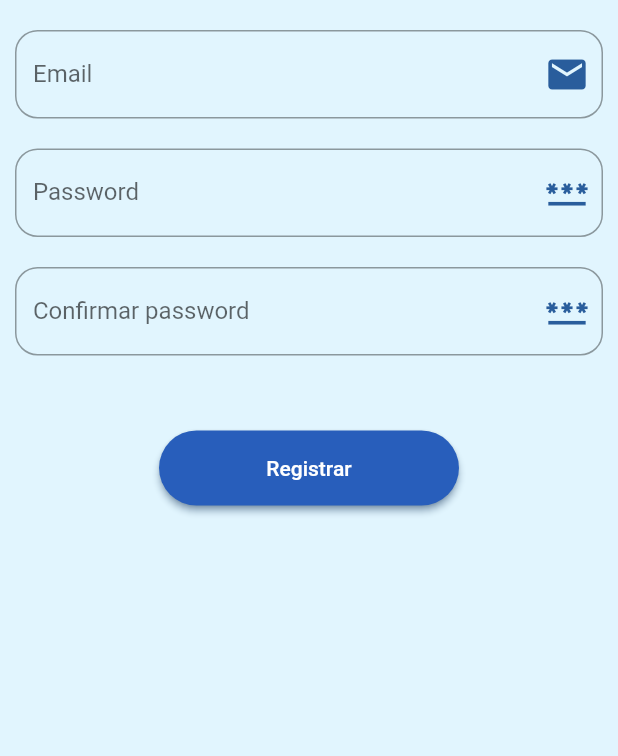
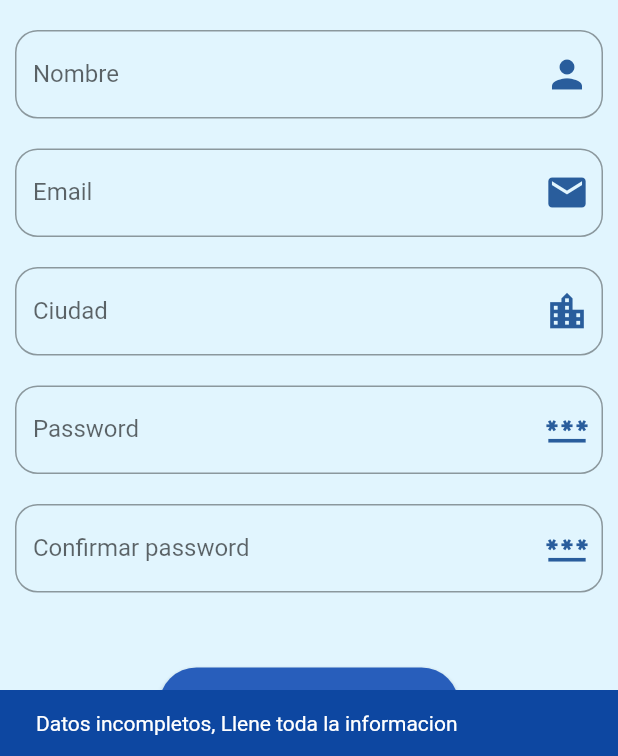
Before and after one commit to MobileDevelopersMisionTIC/MobileApp, a Flutter app: the RegisterPage screen opened directly, after a tap on "Registrar", on a phone screen of 412 x 824 dp, the part 480-1236 px from its top. Run offline on Flutter 3.47's test engine with Material 2 defaults, Android fonts, the phone set to English and light mode, and no system bars; our stand-ins replace cloud_firestore, firebase_auth, firebase_core; accounts and stored records are empty; network calls fail.

Commit message:
Login, Register with FireBase working

```diff
--- /dev/null
+++ b/lib/model/user_model.dart
@@ -0,0 +1,33 @@
+class UserApp {
+  var id;
+  var nombre;
+  var email;
+  var ciudad;
+  // var password;
+
+  UserApp(
+    this.id,
+    this.nombre,
+    this.email,
+    this.ciudad,
+    // this.password,
+  );
+
+  UserApp.fromJson(Map<String, dynamic> data)
+      : id = data['id'],
+        nombre = data['nombre'],
+        email = data['email'],
+        ciudad = data['ciudad']
+  // ,
+  // password = data['password']
+  ;
+
+  Map<String, dynamic> convertir() => {
+        'id': id,
+        'nombre': nombre,
+        'email': email,
+        'ciudad': ciudad
+        // ,
+        // 'password': password
+      };
+}
--- a/lib/pages/register_page.dart
+++ b/lib/pages/register_page.dart
@@ -1,4 +1,8 @@
 import 'package:flutter/material.dart';
+import 'package:mobileapp/model/user_model.dart';
+import 'package:mobileapp/pages/login_page.dart';
+import 'package:mobileapp/repository/user_register.dart';
+import 'package:mobileapp/repository/utilities.dart';
 
 class RegisterPage extends StatefulWidget {
   RegisterPage({Key? key}) : super(key: key);
@@ -8,8 +12,70 @@ class RegisterPage extends StatefulWidget {
 }
 
 class _RegisterPageState extends State<RegisterPage> {
+  final nombre = TextEditingController();
+  final email = TextEditingController();
+  final ciudad = TextEditingController();
+  final password = TextEditingController();
+  final confPassword = TextEditingController();
+  UserRegister usuario = UserRegister();
+  late Utilities utl;
+
+  void saveUser(UserApp newUser) async {
+    String? resultado = await usuario.registerUser(email.text, password.text);
+    switch (resultado) {
+      case "invalid-email":
+        utl.snackMessage("El formato del email no es correcto");
+        break;
+      case "weak-password":
+        utl.snackMessage("Contraseña debe tener min 6 caracteres");
+        break;
+      case "unknown":
+        utl.snackMessage("Complete la informacion");
+        break;
+      case "network-request-failed":
+        utl.snackMessage("Revise su conexion a internet");
+        break;
+      default:
+        newUser.id = resultado;
+        registerUser(newUser);
+        utl.snackMessage("Usuario registrado exitosamente");
+    }
+  }
+
+  void registerUser(UserApp newUser) async {
+    var id = await usuario.createUser(newUser);
+    Navigator.push(
+        context, MaterialPageRoute(builder: (context) => LoginPage()));
+  }
+
+  void traerDatos() {
+    setState(() {
+      if (password.text == confPassword.text) {
+        if (nombre.text.isNotEmpty &&
+            ciudad.text.isNotEmpty &&
+            email.text.isNotEmpty &&
+            password.text.isNotEmpty &&
+            confPassword.text.isNotEmpty) {
+          var newUserApp = UserApp(
+            "",
+            nombre.text,
+            email.text,
+            ciudad.text, /*password.text*/
+          );
+          saveUser(newUserApp);
+        } else {
+          utl.snackMessage("Datos incompletos, Llene toda la informacion");
+        }
+      } else {
+        utl.snackMessage("Las contraseñas no coinciden");
+      }
+    });
+  }
+
   @override
   Widget build(BuildContext context) {
+    utl = Utilities(context);
+
     return Scaffold(
       body: Padding(
         padding: const EdgeInsets.symmetric(vertical: 0, horizontal: 10),
@@ -25,7 +91,24 @@ class _RegisterPageState extends State<RegisterPage> {
                   height: 300),
             ),
             TextFormField(
-              // controller: email,
+              controller: nombre,
+              keyboardType: TextInputType.name,
+              decoration: InputDecoration(
+                  labelText: "Nombre",
+                  border: OutlineInputBorder(
+                      borderRadius: BorderRadius.circular(15)),
+                  suffixIcon: const Icon(
+                    Icons.person,
+                    color: Color.fromARGB(255, 41, 93, 156),
+                    size: 30,
+                  )),
+            ),
+            const SizedBox(
+              height: 20,
+            ),
+            TextFormField(
+              controller: email,
+              keyboardType: TextInputType.emailAddress,
               decoration: InputDecoration(
                   labelText: "Email",
                   border: OutlineInputBorder(
@@ -40,8 +123,25 @@ class _RegisterPageState extends State<RegisterPage> {
               height: 20,
             ),
             TextFormField(
-              // controller: password,
+              controller: ciudad,
+              keyboardType: TextInputType.text,
+              decoration: InputDecoration(
+                  labelText: "Ciudad",
+                  border: OutlineInputBorder(
+                      borderRadius: BorderRadius.circular(15)),
+                  suffixIcon: const Icon(
+                    Icons.location_city,
+                    color: Color.fromARGB(255, 41, 93, 156),
+                    size: 30,
+                  )),
+            ),
+            const SizedBox(
+              height: 20,
+            ),
+            TextFormField(
+              controller: password,
               obscureText: true,
+              keyboardType: TextInputType.visiblePassword,
               decoration: InputDecoration(
                   labelText: "Password",
                   border: OutlineInputBorder(
@@ -56,7 +156,8 @@ class _RegisterPageState extends State<RegisterPage> {
               height: 20,
             ),
             TextFormField(
-              // controller: password,
+              controller: confPassword,
+              keyboardType: TextInputType.visiblePassword,
               obscureText: true,
               decoration: InputDecoration(
                   labelText: "Confirmar password",
@@ -70,17 +171,17 @@ class _RegisterPageState extends State<RegisterPage> {
             ),
             const SizedBox(
               height: 50,
-            ),ElevatedButton(
+            ),
+            ElevatedButton(
                 style: ElevatedButton.styleFrom(
                     foregroundColor: Colors.white,
                     shadowColor: const Color.fromARGB(255, 41, 93, 156),
-                            backgroundColor:
-                                const Color.fromARGB(255, 40, 94, 187),
+                    backgroundColor: const Color.fromARGB(255, 40, 94, 187),
                     fixedSize: const Size(200, 50),
                     shape: RoundedRectangleBorder(
                         borderRadius: BorderRadius.circular(30))),
                 onPressed: () {
-                          // validarUsuario();
+                  traerDatos();
                 },
                 child: const Text("Registrar")),
           ]),
--- /dev/null
+++ b/lib/repository/utilities.dart
@@ -0,0 +1,15 @@
+import 'package:flutter/material.dart';
+
+class Utilities {
+  BuildContext context;
+
+  Utilities(this.context);
+
+  void snackMessage(String message) {
+    final screen = ScaffoldMessenger.of(context);
+    screen.showSnackBar(SnackBar(
+      content: Text(message),
+      backgroundColor: Colors.blue.shade900,
+    ));
+  }
+}
--- a/pubspec.yaml
+++ b/pubspec.yaml
@@ -29,6 +29,9 @@ environment:
 # the latest version available on pub.dev. To see which dependencies have newer
 # versions available, run `flutter pub outdated`.
 dependencies:
+  firebase_core: ^2.1.1
+  firebase_auth: ^4.1.0
+  cloud_firestore: ^4.0.4
   flutter:
     sdk: flutter
 
```
Also changed, not shown: lib/main.dart (+7 -1 lines), lib/pages/login_page.dart (+44 -28 lines), lib/repository/user_register.dart (added, +29 -0 lines), lib/firebase_options.dart (added), pubspec.lock, 7 other files. Lines whose indentation alone changed are shown as unchanged.
